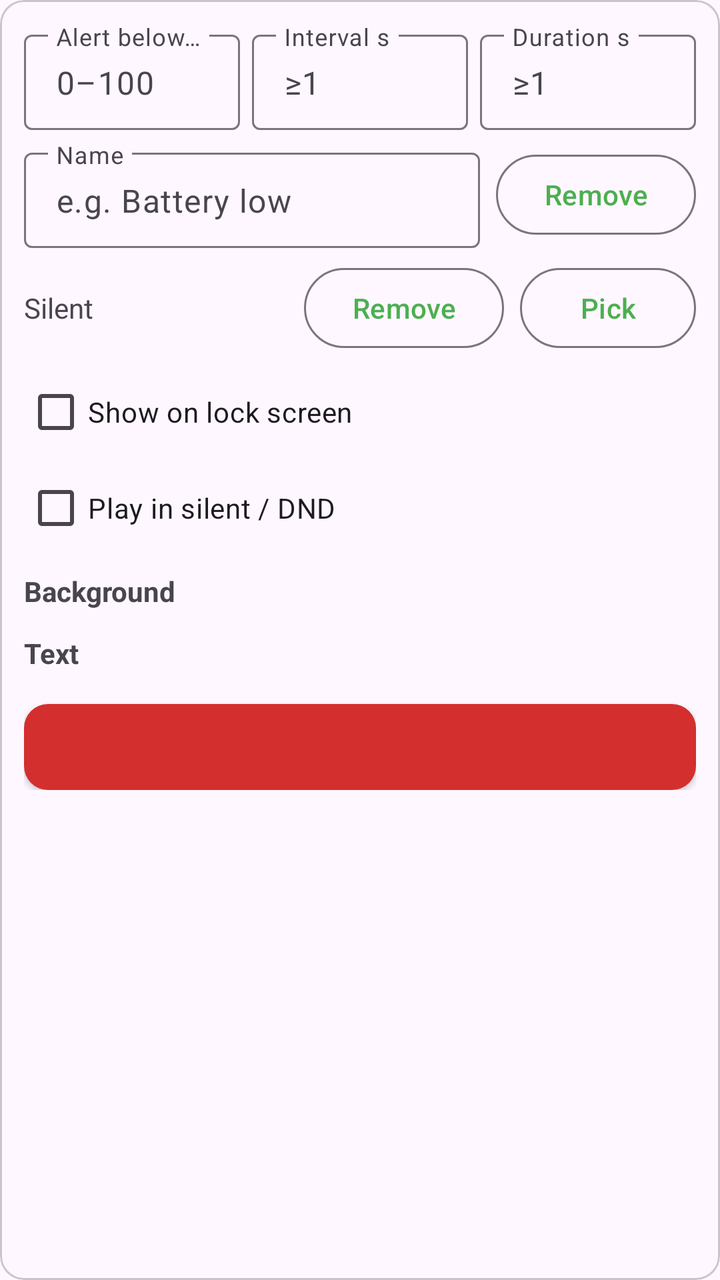
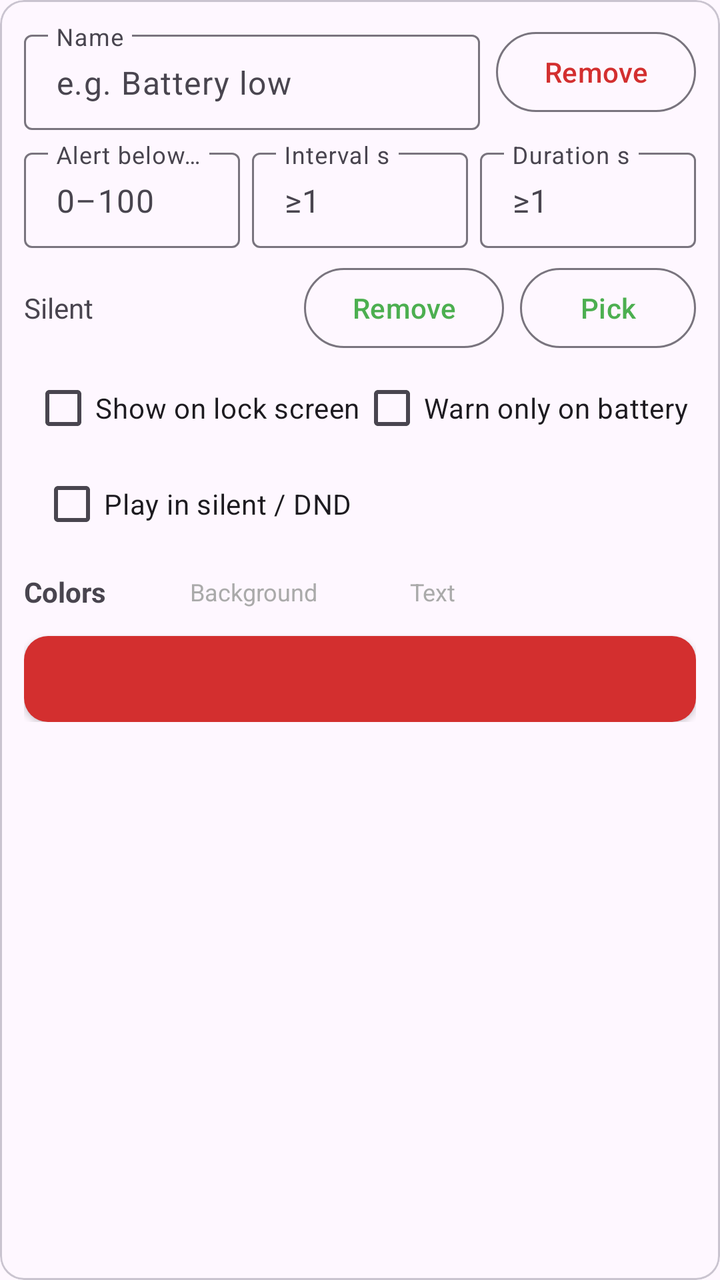

The first picture is an Android layout as it rendered before a commit; the second is the same layout after the commit. The layout source and the unified diff follow.
<!-- AndroidManifest.xml: application theme Theme.BattWarn -->
<!-- res/layout/item_threshold.xml -->
<?xml version="1.0" encoding="utf-8"?>
<com.google.android.material.card.MaterialCardView xmlns:android="http://schemas.android.com/apk/res/android"
    xmlns:app="http://schemas.android.com/apk/res-auto"
    android:layout_width="match_parent"
    android:layout_height="wrap_content"
    android:layout_marginTop="8dp"
    app:cardCornerRadius="12dp">

    <LinearLayout
        android:layout_width="match_parent"
        android:layout_height="wrap_content"
        android:orientation="vertical"
        android:padding="12dp">

        <LinearLayout
            android:layout_width="match_parent"
            android:layout_height="wrap_content"
            android:baselineAligned="false"
            android:orientation="horizontal">

            <com.google.android.material.textfield.TextInputLayout
                android:id="@+id/level_layout"
                style="@style/Widget.Material3.TextInputLayout.OutlinedBox.Dense"
                android:layout_width="0dp"
                android:layout_height="wrap_content"
                android:layout_marginEnd="6dp"
                android:layout_weight="1"
                android:hint="@string/label_level"
                app:expandedHintEnabled="false"
                app:placeholderText="@string/placeholder_percent">

                <com.google.android.material.textfield.TextInputEditText
                    android:id="@+id/level_field"
                    android:layout_width="match_parent"
                    android:layout_height="wrap_content"
                    android:inputType="number"
                    android:maxLines="1" />
            </com.google.android.material.textfield.TextInputLayout>

            <com.google.android.material.textfield.TextInputLayout
                android:id="@+id/interval_layout"
                style="@style/Widget.Material3.TextInputLayout.OutlinedBox.Dense"
                android:layout_width="0dp"
                android:layout_height="wrap_content"
                android:layout_marginEnd="6dp"
                android:layout_weight="1"
                android:hint="@string/label_interval"
                app:expandedHintEnabled="false"
                app:placeholderText="@string/placeholder_seconds">

                <com.google.android.material.textfield.TextInputEditText
                    android:id="@+id/interval_field"
                    android:layout_width="match_parent"
                    android:layout_height="wrap_content"
                    android:inputType="number"
                    android:maxLines="1" />
            </com.google.android.material.textfield.TextInputLayout>

            <com.google.android.material.textfield.TextInputLayout
                android:id="@+id/duration_layout"
                style="@style/Widget.Material3.TextInputLayout.OutlinedBox.Dense"
                android:layout_width="0dp"
                android:layout_height="wrap_content"
                android:layout_weight="1"
                android:hint="@string/label_duration"
                app:expandedHintEnabled="false"
                app:placeholderText="@string/placeholder_seconds">

                <com.google.android.material.textfield.TextInputEditText
                    android:id="@+id/duration_field"
                    android:layout_width="match_parent"
                    android:layout_height="wrap_content"
                    android:inputType="number"
                    android:maxLines="1" />
            </com.google.android.material.textfield.TextInputLayout>
        </LinearLayout>

        <LinearLayout
            android:layout_width="match_parent"
            android:layout_height="wrap_content"
            android:layout_marginTop="6dp"
            android:gravity="center_vertical"
            android:orientation="horizontal">

            <com.google.android.material.textfield.TextInputLayout
                android:id="@+id/name_layout"
                style="@style/Widget.Material3.TextInputLayout.OutlinedBox.Dense"
                android:layout_width="0dp"
                android:layout_height="wrap_content"
                android:layout_weight="1"
                android:hint="@string/label_name"
                app:expandedHintEnabled="false"
                app:placeholderText="@string/placeholder_name">

                <com.google.android.material.textfield.TextInputEditText
                    android:id="@+id/name_field"
                    android:layout_width="match_parent"
                    android:layout_height="wrap_content"
                    android:inputType="textCapSentences"
                    android:maxLines="1" />
            </com.google.android.material.textfield.TextInputLayout>

            <Button
                android:id="@+id/remove_threshold_button"
                style="@style/Widget.Material3.Button.OutlinedButton"
                android:layout_width="wrap_content"
                android:layout_height="wrap_content"
                android:layout_marginStart="8dp"
                android:text="@string/remove_threshold" />
        </LinearLayout>

        <LinearLayout
            android:layout_width="match_parent"
            android:layout_height="wrap_content"
            android:layout_marginTop="6dp"
            android:gravity="center_vertical"
            android:orientation="horizontal">

            <TextView
                android:id="@+id/sound_value"
                android:layout_width="0dp"
                android:layout_height="wrap_content"
                android:layout_weight="1"
                android:text="@string/sound_silent"
                android:textSize="14sp" />

            <Button
                android:id="@+id/remove_sound_button"
                style="@style/Widget.Material3.Button.OutlinedButton"
                android:layout_width="wrap_content"
                android:layout_height="wrap_content"
                android:text="@string/remove_sound" />

            <Button
                android:id="@+id/pick_sound_button"
                style="@style/Widget.Material3.Button.OutlinedButton"
                android:layout_width="wrap_content"
                android:layout_height="wrap_content"
                android:layout_marginStart="8dp"
                android:text="@string/pick_sound" />
        </LinearLayout>

        <com.google.android.material.checkbox.MaterialCheckBox
            android:id="@+id/lock_screen_check"
            android:layout_width="match_parent"
            android:layout_height="wrap_content"
            android:layout_marginTop="4dp"
            android:text="@string/lock_screen_alert" />

        <com.google.android.material.checkbox.MaterialCheckBox
            android:id="@+id/dnd_check"
            android:layout_width="match_parent"
            android:layout_height="wrap_content"
            android:text="@string/override_silent_dnd" />

        <TextView
            android:layout_width="wrap_content"
            android:layout_height="wrap_content"
            android:layout_marginTop="8dp"
            android:text="@string/label_bg_color"
            android:textSize="14sp"
            android:textStyle="bold" />

        <HorizontalScrollView
            android:layout_width="match_parent"
            android:layout_height="wrap_content"
            android:scrollbars="none">

            <LinearLayout
                android:id="@+id/bg_swatch_strip"
                android:layout_width="wrap_content"
                android:layout_height="wrap_content"
                android:orientation="horizontal"
                android:paddingTop="4dp"
                android:paddingBottom="4dp" />
        </HorizontalScrollView>

        <TextView
            android:layout_width="wrap_content"
            android:layout_height="wrap_content"
            android:layout_marginTop="4dp"
            android:text="@string/label_fg_color"
            android:textSize="14sp"
            android:textStyle="bold" />

        <HorizontalScrollView
            android:layout_width="match_parent"
            android:layout_height="wrap_content"
            android:scrollbars="none">

            <LinearLayout
                android:id="@+id/fg_swatch_strip"
                android:layout_width="wrap_content"
                android:layout_height="wrap_content"
                android:orientation="horizontal"
                android:paddingTop="4dp"
                android:paddingBottom="4dp" />
        </HorizontalScrollView>

        <TextView
            android:id="@+id/preview_text"
            android:layout_width="match_parent"
            android:layout_height="wrap_content"
            android:layout_marginTop="8dp"
            android:background="@drawable/overlay_banner_bg"
            android:elevation="2dp"
            android:gravity="center"
            android:padding="12dp"
            android:textColor="@color/white"
            android:textSize="14sp"
            android:textStyle="bold" />
    </LinearLayout>
</com.google.android.material.card.MaterialCardView>
<!-- resources referenced by this layout -->
<resources>
  <color name="white">#FFFFFFFF</color>
  <!-- drawable overlay_banner_bg (drawable) -->
  <?xml version="1.0" encoding="utf-8"?>
  <shape xmlns:android="http://schemas.android.com/apk/res/android"
      android:shape="rectangle">
      <solid android:color="@color/battery_red" />
      <corners android:radius="12dp" />
  </shape>
  <string name="label_bg_color">Background</string>
  <string name="label_duration">Duration s</string>
  <string name="label_fg_color">Text</string>
  <string name="label_interval">Interval s</string>
  <string name="label_level">Alert below %</string>
  <string name="label_name">Name</string>
  <string name="lock_screen_alert">Show on lock screen</string>
  <string name="override_silent_dnd">Play in silent / DND</string>
  <string name="pick_sound">Pick</string>
  <string name="placeholder_name">e.g. Battery low</string>
  <string name="placeholder_percent">0–100</string>
  <string name="placeholder_seconds">≥1</string>
  <string name="remove_sound">Remove</string>
  <string name="remove_threshold">Remove</string>
  <string name="sound_silent">Silent</string>
  <style name="Theme.BattWarn" parent="Theme.Material3.DayNight">
          <item name="colorPrimary">@color/battery_green</item>
      </style>
  <color name="battery_red">#D32F2F</color>
  <color name="battery_green">#4CAF50</color>
</resources>

<!-- the commit's change to res/layout/item_threshold.xml (unified diff, before → after) -->
@@ -19,70 +19,6 @@
             android:orientation="horizontal">
 
             <com.google.android.material.textfield.TextInputLayout
-                android:id="@+id/level_layout"
-                style="@style/Widget.Material3.TextInputLayout.OutlinedBox.Dense"
-                android:layout_width="0dp"
-                android:layout_height="wrap_content"
-                android:layout_marginEnd="6dp"
-                android:layout_weight="1"
-                android:hint="@string/label_level"
-                app:expandedHintEnabled="false"
-                app:placeholderText="@string/placeholder_percent">
-
-                <com.google.android.material.textfield.TextInputEditText
-                    android:id="@+id/level_field"
-                    android:layout_width="match_parent"
-                    android:layout_height="wrap_content"
-                    android:inputType="number"
-                    android:maxLines="1" />
-            </com.google.android.material.textfield.TextInputLayout>
-
-            <com.google.android.material.textfield.TextInputLayout
-                android:id="@+id/interval_layout"
-                style="@style/Widget.Material3.TextInputLayout.OutlinedBox.Dense"
-                android:layout_width="0dp"
-                android:layout_height="wrap_content"
-                android:layout_marginEnd="6dp"
-                android:layout_weight="1"
-                android:hint="@string/label_interval"
-                app:expandedHintEnabled="false"
-                app:placeholderText="@string/placeholder_seconds">
-
-                <com.google.android.material.textfield.TextInputEditText
-                    android:id="@+id/interval_field"
-                    android:layout_width="match_parent"
-                    android:layout_height="wrap_content"
-                    android:inputType="number"
-                    android:maxLines="1" />
-            </com.google.android.material.textfield.TextInputLayout>
-
-            <com.google.android.material.textfield.TextInputLayout
-                android:id="@+id/duration_layout"
-                style="@style/Widget.Material3.TextInputLayout.OutlinedBox.Dense"
-                android:layout_width="0dp"
-                android:layout_height="wrap_content"
-                android:layout_weight="1"
-                android:hint="@string/label_duration"
-                app:expandedHintEnabled="false"
-                app:placeholderText="@string/placeholder_seconds">
-
-                <com.google.android.material.textfield.TextInputEditText
-                    android:id="@+id/duration_field"
-                    android:layout_width="match_parent"
-                    android:layout_height="wrap_content"
-                    android:inputType="number"
-                    android:maxLines="1" />
-            </com.google.android.material.textfield.TextInputLayout>
-        </LinearLayout>
-
-        <LinearLayout
-            android:layout_width="match_parent"
-            android:layout_height="wrap_content"
-            android:layout_marginTop="6dp"
-            android:gravity="center_vertical"
-            android:orientation="horizontal">
-
-            <com.google.android.material.textfield.TextInputLayout
                 android:id="@+id/name_layout"
                 style="@style/Widget.Material3.TextInputLayout.OutlinedBox.Dense"
                 android:layout_width="0dp"
@@ -106,7 +42,72 @@
                 android:layout_width="wrap_content"
                 android:layout_height="wrap_content"
                 android:layout_marginStart="8dp"
-                android:text="@string/remove_threshold" />
+                android:text="@string/remove_threshold"
+                android:textColor="@color/remove_button_text" />
+        </LinearLayout>
+
+        <LinearLayout
+            android:layout_width="match_parent"
+            android:layout_height="wrap_content"
+            android:layout_marginTop="6dp"
+            android:baselineAligned="false"
+            android:orientation="horizontal">
+
+            <com.google.android.material.textfield.TextInputLayout
+                android:id="@+id/level_layout"
+                style="@style/Widget.Material3.TextInputLayout.OutlinedBox.Dense"
+                android:layout_width="0dp"
+                android:layout_height="wrap_content"
+                android:layout_marginEnd="6dp"
+                android:layout_weight="1"
+                android:hint="@string/label_level"
+                app:expandedHintEnabled="false"
+                app:placeholderText="@string/placeholder_percent">
+
+                <com.google.android.material.textfield.TextInputEditText
+                    android:id="@+id/level_field"
+                    android:layout_width="match_parent"
+                    android:layout_height="wrap_content"
+                    android:inputType="number"
+                    android:maxLines="1" />
+            </com.google.android.material.textfield.TextInputLayout>
+
+            <com.google.android.material.textfield.TextInputLayout
+                android:id="@+id/interval_layout"
+                style="@style/Widget.Material3.TextInputLayout.OutlinedBox.Dense"
+                android:layout_width="0dp"
+                android:layout_height="wrap_content"
+                android:layout_marginEnd="6dp"
+                android:layout_weight="1"
+                android:hint="@string/label_interval"
+                app:expandedHintEnabled="false"
+                app:placeholderText="@string/placeholder_seconds">
+
+                <com.google.android.material.textfield.TextInputEditText
+                    android:id="@+id/interval_field"
+                    android:layout_width="match_parent"
+                    android:layout_height="wrap_content"
+                    android:inputType="number"
+                    android:maxLines="1" />
+            </com.google.android.material.textfield.TextInputLayout>
+
+            <com.google.android.material.textfield.TextInputLayout
+                android:id="@+id/duration_layout"
+                style="@style/Widget.Material3.TextInputLayout.OutlinedBox.Dense"
+                android:layout_width="0dp"
+                android:layout_height="wrap_content"
+                android:layout_weight="1"
+                android:hint="@string/label_duration"
+                app:expandedHintEnabled="false"
+                app:placeholderText="@string/placeholder_seconds">
+
+                <com.google.android.material.textfield.TextInputEditText
+                    android:id="@+id/duration_field"
+                    android:layout_width="match_parent"
+                    android:layout_height="wrap_content"
+                    android:inputType="number"
+                    android:maxLines="1" />
+            </com.google.android.material.textfield.TextInputLayout>
         </LinearLayout>
 
         <LinearLayout
@@ -140,62 +141,88 @@
                 android:text="@string/pick_sound" />
         </LinearLayout>
 
-        <com.google.android.material.checkbox.MaterialCheckBox
-            android:id="@+id/lock_screen_check"
-            android:layout_width="match_parent"
-            android:layout_height="wrap_content"
-            android:layout_marginTop="4dp"
-            android:text="@string/lock_screen_alert" />
-
-        <com.google.android.material.checkbox.MaterialCheckBox
-            android:id="@+id/dnd_check"
-            android:layout_width="match_parent"
-            android:layout_height="wrap_content"
-            android:text="@string/override_silent_dnd" />
-
-        <TextView
-            android:layout_width="wrap_content"
-            android:layout_height="wrap_content"
-            android:layout_marginTop="8dp"
-            android:text="@string/label_bg_color"
-            android:textSize="14sp"
-            android:textStyle="bold" />
-
-        <HorizontalScrollView
-            android:layout_width="match_parent"
-            android:layout_height="wrap_content"
-            android:scrollbars="none">
-
-            <LinearLayout
-                android:id="@+id/bg_swatch_strip"
-                android:layout_width="wrap_content"
-                android:layout_height="wrap_content"
-                android:orientation="horizontal"
-                android:paddingTop="4dp"
-                android:paddingBottom="4dp" />
-        </HorizontalScrollView>
-
-        <TextView
-            android:layout_width="wrap_content"
-            android:layout_height="wrap_content"
-            android:layout_marginTop="4dp"
-            android:text="@string/label_fg_color"
-            android:textSize="14sp"
-            android:textStyle="bold" />
-
-        <HorizontalScrollView
-            android:layout_width="match_parent"
-            android:layout_height="wrap_content"
-            android:scrollbars="none">
-
-            <LinearLayout
-                android:id="@+id/fg_swatch_strip"
-                android:layout_width="wrap_content"
-                android:layout_height="wrap_content"
-                android:orientation="horizontal"
-                android:paddingTop="4dp"
-                android:paddingBottom="4dp" />
-        </HorizontalScrollView>
+        <androidx.constraintlayout.widget.ConstraintLayout
+            android:layout_width="match_parent"
+            android:layout_height="wrap_content"
+            android:layout_marginTop="2dp">
+
+            <com.google.android.material.checkbox.MaterialCheckBox
+                android:id="@+id/lock_screen_check"
+                android:layout_width="wrap_content"
+                android:layout_height="wrap_content"
+                android:text="@string/lock_screen_alert" />
+
+            <com.google.android.material.checkbox.MaterialCheckBox
+                android:id="@+id/warn_on_battery_check"
+                android:layout_width="wrap_content"
+                android:layout_height="wrap_content"
+                android:text="@string/warn_on_battery" />
+
+            <com.google.android.material.checkbox.MaterialCheckBox
+                android:id="@+id/dnd_check"
+                android:layout_width="wrap_content"
+                android:layout_height="wrap_content"
+                android:text="@string/override_silent_dnd" />
+
+            <androidx.constraintlayout.helper.widget.Flow
+                android:id="@+id/options_flow"
+                android:layout_width="0dp"
+                android:layout_height="wrap_content"
+                app:constraint_referenced_ids="lock_screen_check,warn_on_battery_check,dnd_check"
+                app:layout_constraintEnd_toEndOf="parent"
+                app:layout_constraintStart_toStartOf="parent"
+                app:layout_constraintTop_toTopOf="parent"
+                app:flow_horizontalAlign="start"
+                app:flow_horizontalGap="0dp"
+                app:flow_horizontalStyle="packed"
+                app:flow_verticalGap="0dp"
+                app:flow_wrapMode="aligned" />
+        </androidx.constraintlayout.widget.ConstraintLayout>
+
+        <LinearLayout
+            android:layout_width="match_parent"
+            android:layout_height="wrap_content"
+            android:layout_marginTop="6dp"
+            android:gravity="center_vertical"
+            android:orientation="horizontal">
+
+            <TextView
+                android:layout_width="wrap_content"
+                android:layout_height="wrap_content"
+                android:text="@string/label_colors"
+                android:textSize="14sp"
+                android:textStyle="bold" />
+
+            <View
+                android:id="@+id/bg_color_swatch"
+                android:layout_width="28dp"
+                android:layout_height="28dp"
+                android:layout_marginStart="10dp"
+                android:contentDescription="@string/color_bg_desc" />
+
+            <TextView
+                android:layout_width="wrap_content"
+                android:layout_height="wrap_content"
+                android:layout_marginStart="4dp"
+                android:text="@string/label_bg_color"
+                android:textColor="@android:color/darker_gray"
+                android:textSize="12sp" />
+
+            <View
+                android:id="@+id/fg_color_swatch"
+                android:layout_width="28dp"
+                android:layout_height="28dp"
+                android:layout_marginStart="14dp"
+                android:contentDescription="@string/color_fg_desc" />
+
+            <TextView
+                android:layout_width="wrap_content"
+                android:layout_height="wrap_content"
+                android:layout_marginStart="4dp"
+                android:text="@string/label_fg_color"
+                android:textColor="@android:color/darker_gray"
+                android:textSize="12sp" />
+        </LinearLayout>
 
         <TextView
             android:id="@+id/preview_text"
<!-- resource entries referenced after the edit -->
@@ -8,7 +8,10 @@
       <solid android:color="@color/battery_red" />
       <corners android:radius="12dp" />
   </shape>
+  <string name="color_bg_desc">Background color</string>
+  <string name="color_fg_desc">Text color</string>
   <string name="label_bg_color">Background</string>
+  <string name="label_colors">Colors</string>
   <string name="label_duration">Duration s</string>
   <string name="label_fg_color">Text</string>
   <string name="label_interval">Interval s</string>
@@ -23,6 +26,7 @@
   <string name="remove_sound">Remove</string>
   <string name="remove_threshold">Remove</string>
   <string name="sound_silent">Silent</string>
+  <string name="warn_on_battery">Warn only on battery</string>
   <style name="Theme.BattWarn" parent="Theme.Material3.DayNight">
           <item name="colorPrimary">@color/battery_green</item>
       </style>
